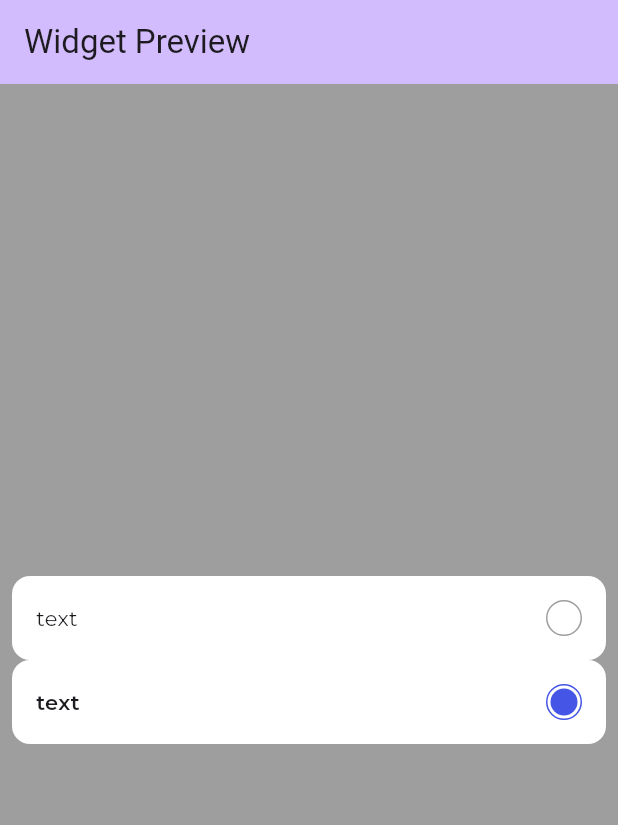
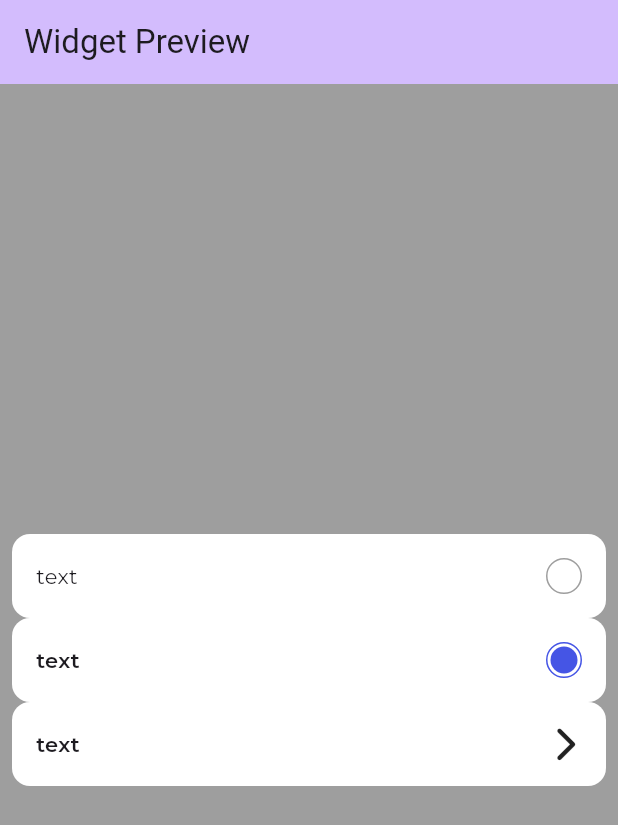
Before and after one commit to Mallvinorz/Proof-Master-App, a Flutter app: the screen it shows after launch, on a phone screen of 412 x 824 dp. Shown: the top 825 px of the screen. Run offline on Flutter 3.47's test engine with Material 3 defaults, Android fonts, the phone set to English and light mode, and no system bars; our stand-ins replace font_awesome_flutter, google_fonts.

Commit message:
add: setting menu widget

```diff
--- a/lib/main.dart
+++ b/lib/main.dart
@@ -5,6 +5,7 @@
 import 'package:proofmaster/widgets/input.dart';
 import 'package:proofmaster/widgets/option_item.dart';
 import 'package:proofmaster/widgets/search_field.dart';
+import 'package:proofmaster/widgets/setting_menu_item.dart';
 
 void main() {
   runApp(const MyApp());
@@ -41,6 +42,7 @@
                 value: true,
                 onSelected: (value) => print(value),
               ),
+              SettingMenuItem(text: "text", onTap: () {})
             ],
           ),
         ),
--- /dev/null
+++ b/lib/widgets/setting_menu_item.dart
@@ -0,0 +1,33 @@
+import 'package:flutter/material.dart';
+import 'package:font_awesome_flutter/font_awesome_flutter.dart';
+import 'package:proofmaster/theme/color_theme.dart';
+import 'package:proofmaster/theme/text_theme.dart';
+import 'package:proofmaster/widgets/input.dart';
+
+class SettingMenuItem extends StatelessWidget {
+  final String text;
+  final Function() onTap;
+  const SettingMenuItem({super.key, required this.text, required this.onTap});
+
+  @override
+  Widget build(BuildContext context) {
+    return Material(
+      color: Colors.white,
+      borderRadius: BorderRadius.circular(12),
+      child: InkWell(
+        borderRadius: BorderRadius.circular(12),
+        onTap: onTap,
+        child: Padding(
+          padding: const EdgeInsets.all(16.0),
+          child: Row(
+            mainAxisAlignment: MainAxisAlignment.spaceBetween,
+            children: [
+              Text(text, style: proofMasterTextTheme.bodyLarge),
+              const Icon(FontAwesomeIcons.chevronRight)
+            ],
+          ),
+        ),
+      ),
+    );
+  }
+}
```
